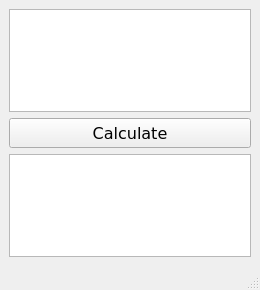
Before: the Qt Designer form client/mainwindow.ui in Kropyva/QtClientServer, drawn with Qt 5.
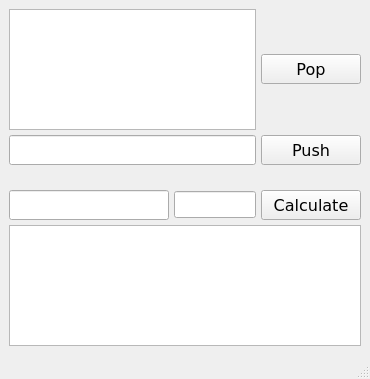
After: the same form once the commit is applied.

Patch:
```diff
--- a/client/mainwindow.ui
+++ b/client/mainwindow.ui
@@ -6,8 +6,8 @@
    <rect>
     <x>0</x>
     <y>0</y>
-    <width>260</width>
-    <height>290</height>
+    <width>370</width>
+    <height>379</height>
    </rect>
   </property>
   <property name="font">
@@ -20,8 +20,16 @@
    <string>MainWindow</string>
   </property>
   <widget class="QWidget" name="centralwidget">
-   <layout class="QVBoxLayout" name="verticalLayout">
+   <layout class="QVBoxLayout" name="layoutApplication">
+    <property name="spacing">
+     <number>25</number>
+    </property>
     <item>
+     <layout class="QGridLayout" name="layoutInput">
+      <property name="spacing">
+       <number>5</number>
+      </property>
+      <item row="0" column="0">
      <widget class="QTextEdit" name="textVector">
       <property name="minimumSize">
        <size>
@@ -31,11 +39,72 @@
       </property>
      </widget>
     </item>
+      <item row="0" column="1">
+       <widget class="QPushButton" name="buttonPop">
+        <property name="minimumSize">
+         <size>
+          <width>100</width>
+          <height>30</height>
+         </size>
+        </property>
+        <property name="layoutDirection">
+         <enum>Qt::LeftToRight</enum>
+        </property>
+        <property name="text">
+         <string>Pop</string>
+        </property>
+       </widget>
+      </item>
+      <item row="1" column="0">
+       <widget class="QLineEdit" name="lineNumber">
+        <property name="minimumSize">
+         <size>
+          <width>240</width>
+          <height>30</height>
+         </size>
+        </property>
+       </widget>
+      </item>
+      <item row="1" column="1">
+       <widget class="QPushButton" name="buttonPush">
+        <property name="minimumSize">
+         <size>
+          <width>100</width>
+          <height>30</height>
+         </size>
+        </property>
+        <property name="text">
+         <string>Push</string>
+        </property>
+       </widget>
+      </item>
+     </layout>
+    </item>
     <item>
+     <layout class="QVBoxLayout" name="layoutResult">
+      <property name="spacing">
+       <number>5</number>
+      </property>
+      <item>
+       <layout class="QGridLayout" name="layoutAddress">
+        <property name="spacing">
+         <number>5</number>
+        </property>
+        <item row="0" column="0">
+         <widget class="QLineEdit" name="lineAddress">
+          <property name="minimumSize">
+           <size>
+            <width>160</width>
+            <height>30</height>
+           </size>
+          </property>
+         </widget>
+        </item>
+        <item row="0" column="2">
      <widget class="QPushButton" name="buttonCalculate">
       <property name="minimumSize">
        <size>
-        <width>240</width>
+            <width>100</width>
         <height>30</height>
        </size>
       </property>
@@ -44,12 +113,17 @@
       </property>
      </widget>
     </item>
+        <item row="0" column="1">
+         <widget class="QLineEdit" name="linePort"/>
+        </item>
+       </layout>
+      </item>
     <item>
      <widget class="QPlainTextEdit" name="plainTextResult">
       <property name="minimumSize">
        <size>
-        <width>240</width>
-        <height>90</height>
+          <width>350</width>
+          <height>120</height>
        </size>
       </property>
       <property name="readOnly">
@@ -58,6 +132,8 @@
      </widget>
     </item>
    </layout>
+    </item>
+   </layout>
   </widget>
   <widget class="QMenuBar" name="menubar">
    <property name="geometry">
```
Left out of the diff: 2 changed lines with no effect on the pictures. Lines whose indentation alone changed are shown as unchanged.
